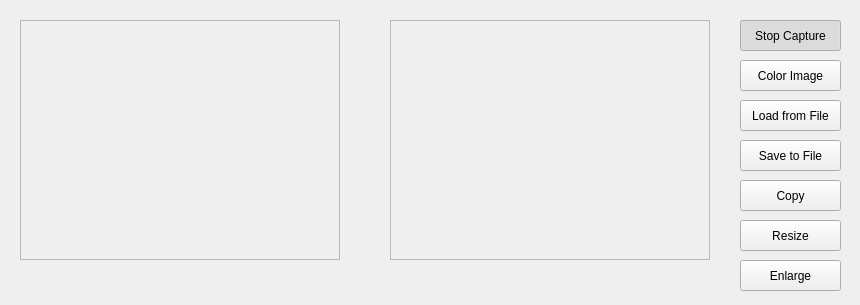
Old version of the form mainwindow.ui in the repository CristinaMG/VisionArtificial.
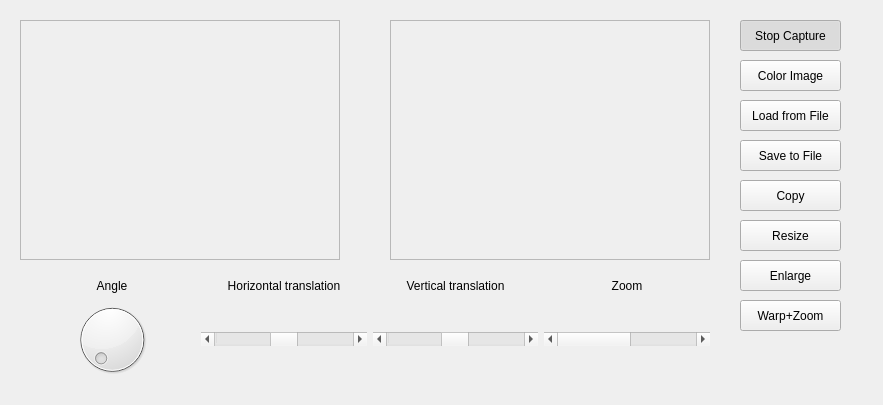
New version of the form.

The edit to the form file:
```diff
--- a/mainwindow.ui
+++ b/mainwindow.ui
@@ -6,10 +6,16 @@
    <rect>
     <x>0</x>
     <y>0</y>
-    <width>860</width>
-    <height>305</height>
+    <width>883</width>
+    <height>405</height>
    </rect>
   </property>
+  <property name="sizePolicy">
+   <sizepolicy hsizetype="Ignored" vsizetype="Ignored">
+    <horstretch>0</horstretch>
+    <verstretch>0</verstretch>
+   </sizepolicy>
+  </property>
   <property name="windowTitle">
    <string>Proyecto de Visión Artificial</string>
   </property>
@@ -178,6 +184,135 @@
     <bool>false</bool>
    </property>
   </widget>
+  <widget class="QWidget" name="gridLayoutWidget">
+   <property name="geometry">
+    <rect>
+     <x>29</x>
+     <y>279</y>
+     <width>681</width>
+     <height>101</height>
+    </rect>
+   </property>
+   <layout class="QGridLayout" name="gridLayout">
+    <item row="1" column="3">
+     <widget class="QScrollBar" name="zoomScrollBar">
+      <property name="minimum">
+       <number>1</number>
+      </property>
+      <property name="maximum">
+       <number>10</number>
+      </property>
+      <property name="singleStep">
+       <number>1</number>
+      </property>
+      <property name="orientation">
+       <enum>Qt::Horizontal</enum>
+      </property>
+     </widget>
+    </item>
+    <item row="1" column="0">
+     <widget class="QDial" name="angleDial">
+      <property name="sizePolicy">
+       <sizepolicy hsizetype="Preferred" vsizetype="Preferred">
+        <horstretch>0</horstretch>
+        <verstretch>0</verstretch>
+       </sizepolicy>
+      </property>
+      <property name="maximum">
+       <number>359</number>
+      </property>
+     </widget>
+    </item>
+    <item row="1" column="2">
+     <widget class="QScrollBar" name="verticalScrollBar">
+      <property name="toolTip">
+       <string/>
+      </property>
+      <property name="minimum">
+       <number>-119</number>
+      </property>
+      <property name="maximum">
+       <number>120</number>
+      </property>
+      <property name="orientation">
+       <enum>Qt::Horizontal</enum>
+      </property>
+     </widget>
+    </item>
+    <item row="1" column="1">
+     <widget class="QScrollBar" name="horizontalScrollBar">
+      <property name="minimum">
+       <number>-159</number>
+      </property>
+      <property name="maximum">
+       <number>160</number>
+      </property>
+      <property name="orientation">
+       <enum>Qt::Horizontal</enum>
+      </property>
+     </widget>
+    </item>
+    <item row="0" column="0">
+     <widget class="QLabel" name="label">
+      <property name="text">
+       <string>Angle</string>
+      </property>
+      <property name="alignment">
+       <set>Qt::AlignCenter</set>
+      </property>
+     </widget>
+    </item>
+    <item row="0" column="1">
+     <widget class="QLabel" name="label_2">
+      <property name="text">
+       <string>Horizontal translation</string>
+      </property>
+      <property name="alignment">
+       <set>Qt::AlignCenter</set>
+      </property>
+     </widget>
+    </item>
+    <item row="0" column="2">
+     <widget class="QLabel" name="label_3">
+      <property name="text">
+       <string>Vertical translation</string>
+      </property>
+      <property name="alignment">
+       <set>Qt::AlignCenter</set>
+      </property>
+     </widget>
+    </item>
+    <item row="0" column="3">
+     <widget class="QLabel" name="label_4">
+      <property name="text">
+       <string>Zoom</string>
+      </property>
+      <property name="alignment">
+       <set>Qt::AlignCenter</set>
+      </property>
+     </widget>
+    </item>
+   </layout>
+  </widget>
+  <widget class="QPushButton" name="warpButton">
+   <property name="geometry">
+    <rect>
+     <x>740</x>
+     <y>300</y>
+     <width>101</width>
+     <height>31</height>
+    </rect>
+   </property>
+   <property name="text">
+    <string>Warp+Zoom</string>
+   </property>
+   <property name="checkable">
+    <bool>true</bool>
+   </property>
+   <property name="checked">
+    <bool>false</bool>
+   </property>
+  </widget>
  </widget>
  <resources/>
  <connections/>
```
